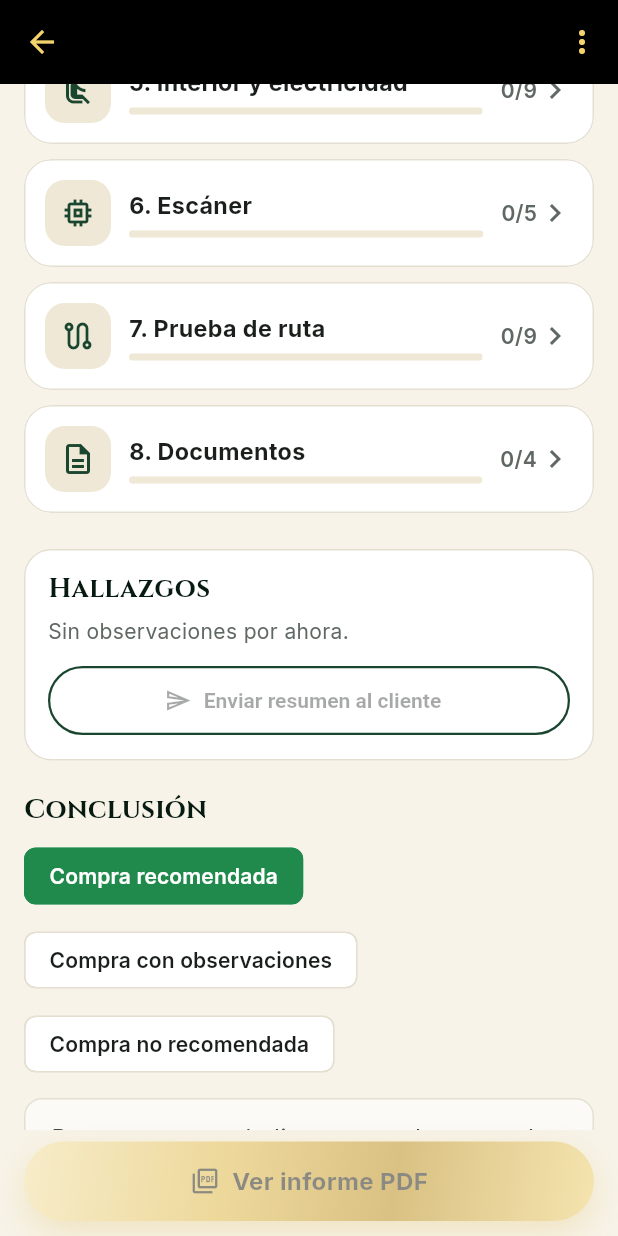
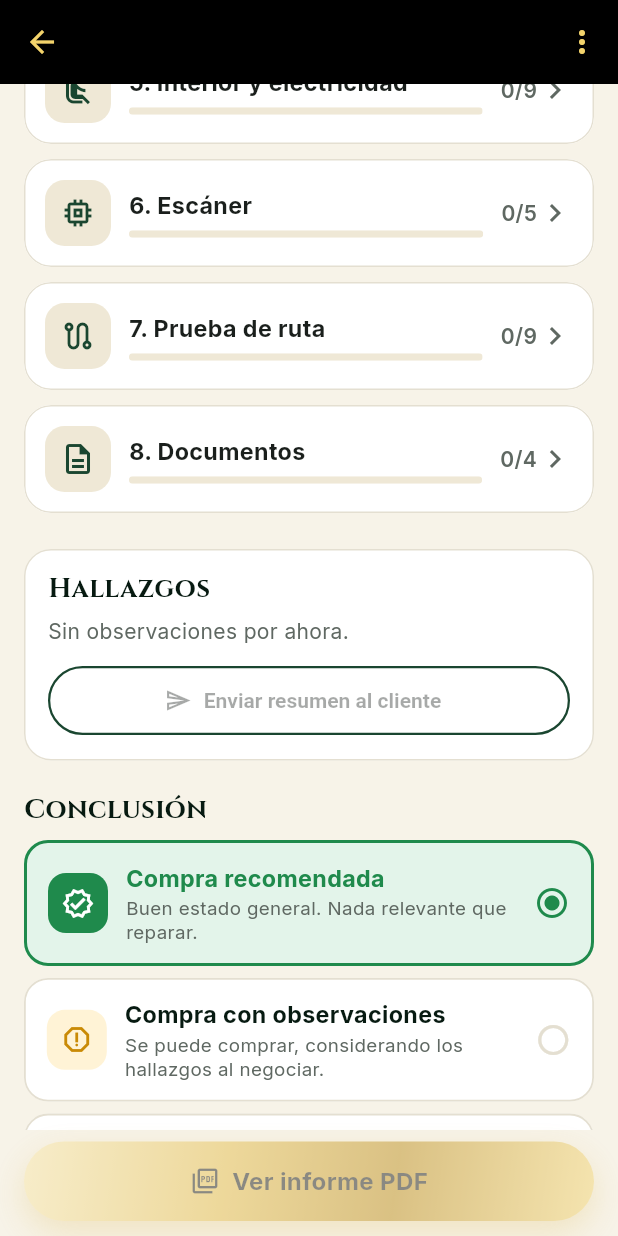
Before and after one commit to HectorGuzman/atlas-motors, a Flutter app: the InspectionScreen screen opened directly with empty values, scrolled down 576 dp, on a phone screen of 412 x 824 dp. Run offline on Flutter 3.47's test engine with Material 3 defaults, Android fonts, the phone set to English and light mode, and no system bars; our stand-ins replace cloud_firestore, firebase_auth, firebase_core, firebase_storage, flutter_image_compress, google_fonts and 5 more; accounts and stored records are empty.

Commit message:
fix(mobile): conclusión más clara, teclado que se cierra y avance al día
- Conclusión con tarjetas grandes (ícono, color y explicación corta)
- El teclado se cierra al tocar fuera o deslizar; vuelve "Ver informe PDF"
- El resumen de la inspección se actualiza al avanzar con "Siguiente"
- Versión 1.0.0 (2)

Co-Authored-By: Claude Opus 5.5 <noreply@anthropic.com>

```diff
--- a/mobile/lib/screens/inspection.dart
+++ b/mobile/lib/screens/inspection.dart
@@ -53,8 +53,12 @@ class _InspectionScreenState extends State<InspectionScreen> {
     if (mounted) setState(() {});
   }
 
+  // Se redibuja con cada guardado: las secciones se recorren con "Siguiente"
+  // (pushReplacement), así que no basta con refrescar al volver de la primera.
   @override
-  Widget build(BuildContext context) {
+  Widget build(BuildContext context) => ListenableBuilder(listenable: Store.I, builder: (context, _) => _build(context));
+
+  Widget _build(BuildContext context) {
     final score = i.score;
     final c = i.counts();
     final km = int.tryParse(i.km);
@@ -80,6 +84,7 @@ class _InspectionScreenState extends State<InspectionScreen> {
         ),
       ),
       body: ListView(
+        keyboardDismissBehavior: ScrollViewKeyboardDismissBehavior.onDrag,
         padding: const EdgeInsets.fromLTRB(16, 16, 16, 24),
         children: [
           Container(
@@ -151,23 +156,17 @@ class _InspectionScreenState extends State<InspectionScreen> {
           const SizedBox(height: 22),
           Text('Conclusión', style: display(18)),
           const SizedBox(height: 10),
-          Wrap(spacing: 8, runSpacing: 8, children: [
-            for (var r = 0; r < recomendaciones.length; r++)
-              ChoiceChip(
-                label: Text(recomendaciones[r]),
-                selected: i.recomendacion == r,
-                showCheckmark: false,
-                selectedColor: C.sev[r],
-                backgroundColor: Colors.white,
-                side: BorderSide(color: i.recomendacion == r ? C.sev[r] : C.line),
-                labelStyle: TextStyle(
-                    fontWeight: FontWeight.w600, color: i.recomendacion == r ? Colors.white : C.text),
-                onSelected: (sel) {
-                  setState(() => i.recomendacion = sel ? r : null);
-                  Store.I.save(i);
-                },
-              ),
-          ]),
+          for (var r = 0; r < recomendaciones.length; r++) ...[
+            _Veredicto(
+              r,
+              selected: i.recomendacion == r,
+              onTap: () {
+                setState(() => i.recomendacion = i.recomendacion == r ? null : r);
+                Store.I.save(i);
+              },
+            ),
+            const SizedBox(height: 8),
+          ],
           const SizedBox(height: 12),
           TextField(
             controller: _conclusion,
@@ -175,12 +174,68 @@ class _InspectionScreenState extends State<InspectionScreen> {
             maxLines: 8,
             textCapitalization: TextCapitalization.sentences,
             decoration: const InputDecoration(hintText: 'Resumen para el cliente: estado general y qué considerar al negociar.'),
+            onTapOutside: (_) => FocusManager.instance.primaryFocus?.unfocus(),
             onChanged: (v) {
               i.conclusion = v;
               Store.I.guardarAlEscribir(i);
             },
           ),
         ],
+      ),
+    );
+  }
+}
+
+/// Opción de conclusión: tarjeta grande con ícono, título y explicación corta.
+class _Veredicto extends StatelessWidget {
+  final int r;
+  final bool selected;
+  final VoidCallback onTap;
+  const _Veredicto(this.r, {required this.selected, required this.onTap});
+
+  static const _iconos = [Icons.verified_outlined, Icons.report_outlined, Icons.block_outlined];
+  static const _detalle = [
+    'Buen estado general. Nada relevante que reparar.',
+    'Se puede comprar, considerando los hallazgos al negociar.',
+    'Problemas importantes o costosos. Mejor no comprar.',
+  ];
+
+  @override
+  Widget build(BuildContext context) {
+    final color = C.sev[r];
+    return Material(
+      color: selected ? C.sevBg[r] : Colors.white,
+      borderRadius: BorderRadius.circular(16),
+      child: InkWell(
+        borderRadius: BorderRadius.circular(16),
+        onTap: onTap,
+        child: AnimatedContainer(
+          duration: const Duration(milliseconds: 150),
+          padding: const EdgeInsets.symmetric(horizontal: 14, vertical: 12),
+          decoration: BoxDecoration(
+            borderRadius: BorderRadius.circular(16),
+            border: Border.all(color: selected ? color : C.line, width: selected ? 2 : 1.2),
+          ),
+          child: Row(children: [
+            Container(
+              width: 40,
+              height: 40,
+              decoration: BoxDecoration(color: selected ? color : C.sevBg[r], borderRadius: BorderRadius.circular(12)),
+              child: Icon(_iconos[r], color: selected ? Colors.white : color, size: 22),
+            ),
+            const SizedBox(width: 12),
+            Expanded(
+              child: Column(crossAxisAlignment: CrossAxisAlignment.start, children: [
+                Text(recomendaciones[r],
+                    style: TextStyle(fontWeight: FontWeight.w700, fontSize: 15.5, color: selected ? color : C.green950)),
+                const SizedBox(height: 2),
+                Text(_detalle[r], style: const TextStyle(color: C.muted, fontSize: 12.5, height: 1.25)),
+              ]),
+            ),
+            const SizedBox(width: 8),
+            Icon(selected ? Icons.radio_button_checked : Icons.radio_button_off, color: selected ? color : C.line),
+          ]),
+        ),
       ),
     );
   }
--- a/mobile/lib/screens/section.dart
+++ b/mobile/lib/screens/section.dart
@@ -38,6 +38,7 @@ class _SectionScreenState extends State<SectionScreen> {
         ],
       ),
       body: ListView(
+        keyboardDismissBehavior: ScrollViewKeyboardDismissBehavior.onDrag,
         padding: const EdgeInsets.fromLTRB(16, 14, 16, 32),
         children: [
           Text(s.resumen, style: const TextStyle(color: C.muted, fontSize: 14)),
@@ -190,6 +191,7 @@ class _ItemCardState extends State<_ItemCard> {
               maxLines: 4,
               textCapitalization: TextCapitalization.sentences,
               decoration: const InputDecoration(hintText: 'Comentario breve', isDense: true),
+              onTapOutside: (_) => FocusManager.instance.primaryFocus?.unfocus(),
               onChanged: (v) {
                 r.nota = v;
                 Store.I.guardarAlEscribir(widget.inspection);
@@ -201,6 +203,7 @@ class _ItemCardState extends State<_ItemCard> {
             TextField(
               controller: _costo,
               keyboardType: TextInputType.number,
+              onTapOutside: (_) => FocusManager.instance.primaryFocus?.unfocus(),
               inputFormatters: [FilteringTextInputFormatter.digitsOnly, LengthLimitingTextInputFormatter(9)],
               decoration: const InputDecoration(
                 isDense: true,
--- a/mobile/pubspec.yaml
+++ b/mobile/pubspec.yaml
@@ -16,7 +16,7 @@ publish_to: 'none' # Remove this line if you wish to publish to pub.dev
 # https://developer.apple.com/library/archive/documentation/General/Reference/InfoPlistKeyReference/Articles/CoreFoundationKeys.html
 # In Windows, build-name is used as the major, minor, and patch parts
 # of the product and file versions while build-number is used as the build suffix.
-version: 1.0.0+1
+version: 1.0.0+2
 
 environment:
   sdk: ^3.11.5
```
